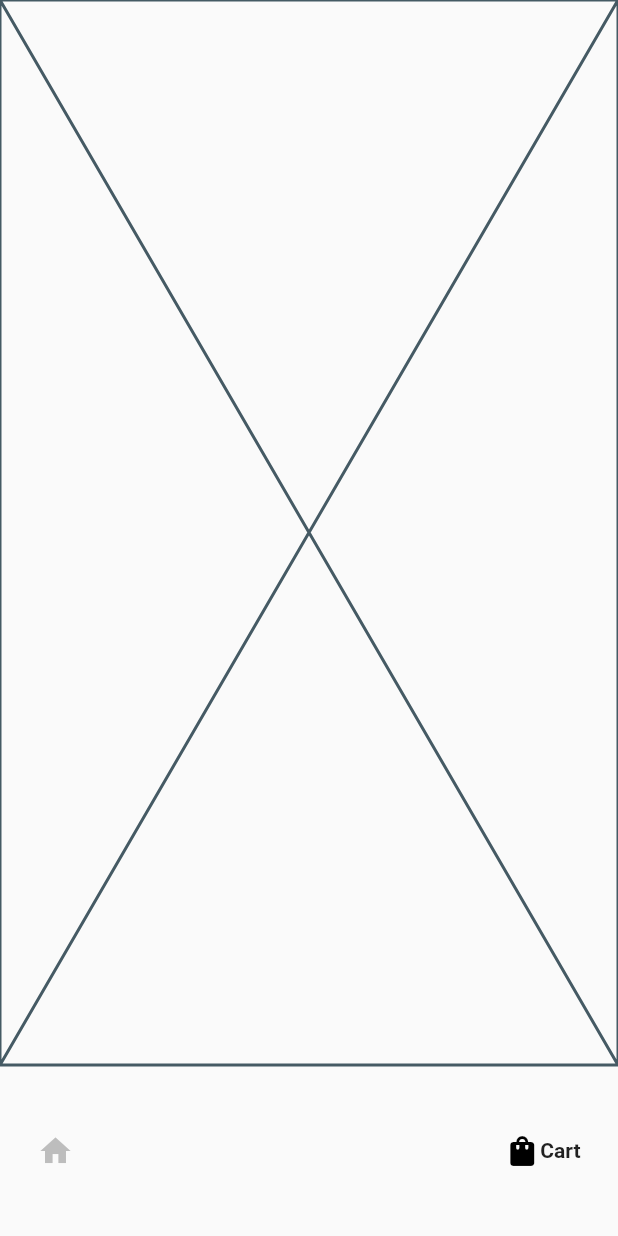
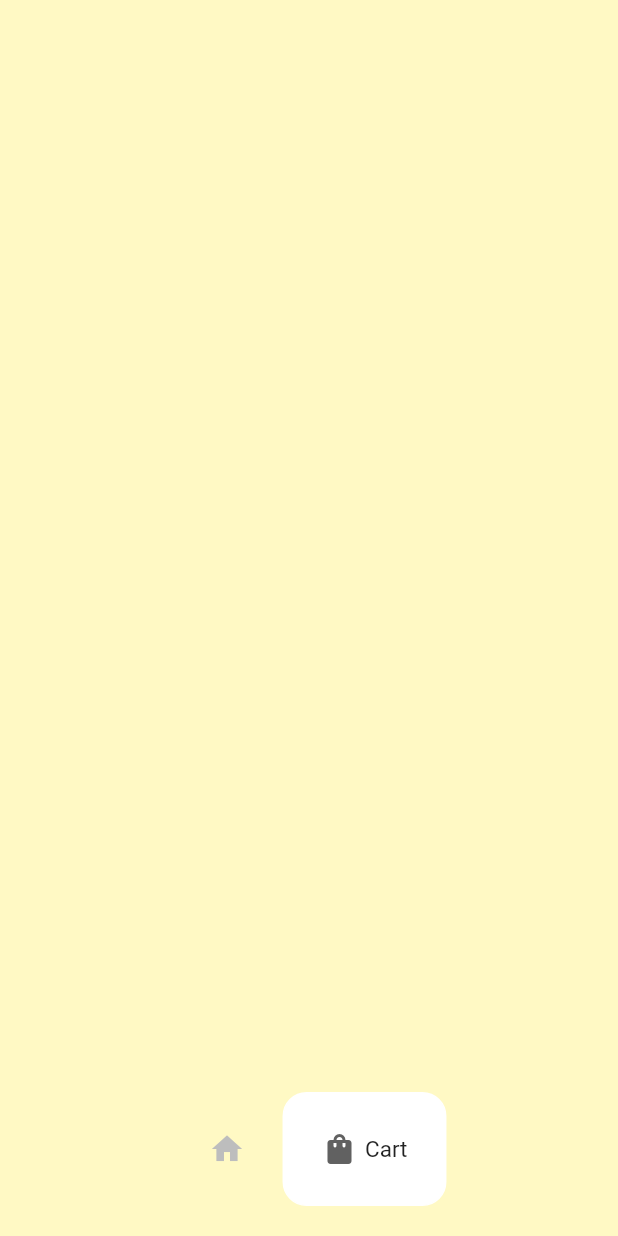
Before and after one commit to Saon00/juice-bar, a Flutter app: the screen it shows after launch, item 2 of the bottom bar chosen, on a phone screen of 412 x 824 dp. Run offline on Flutter 3.47's test engine with Material 2 defaults, Android fonts, the phone set to English and light mode, and no system bars; drawn by our look-alikes of google_nav_bar; our stand-ins replace flutter_svg, google_fonts.

Commit message:
gnav updated

```diff
--- a/lib/screens/cart_screen.dart
+++ b/lib/screens/cart_screen.dart
@@ -1,5 +1,4 @@
-import 'package:flutter/src/widgets/framework.dart';
-import 'package:flutter/src/widgets/placeholder.dart';
+import 'package:flutter/material.dart';
 
 class CartScreen extends StatefulWidget {
   const CartScreen({super.key});
@@ -11,6 +10,8 @@ class CartScreen extends StatefulWidget {
 class _CartScreenState extends State<CartScreen> {
   @override
   Widget build(BuildContext context) {
-    return const Placeholder();
+    return Scaffold(
+      backgroundColor: Colors.yellow.shade100,
+    );
   }
 }
--- a/lib/screens/home_screen.dart
+++ b/lib/screens/home_screen.dart
@@ -10,6 +10,8 @@ class HomeScreen extends StatefulWidget {
 class _HomeScreenState extends State<HomeScreen> {
   @override
   Widget build(BuildContext context) {
-    return const Scaffold();
+    return Scaffold(
+      backgroundColor: Colors.yellow.shade100,
+    );
   }
 }
--- a/lib/screens/main_navbar_screen.dart
+++ b/lib/screens/main_navbar_screen.dart
@@ -1,4 +1,5 @@
 import 'package:flutter/material.dart';
+import 'package:google_fonts/google_fonts.dart';
 import 'package:google_nav_bar/google_nav_bar.dart';
 
 class MainNavBarScreen extends StatelessWidget {
@@ -7,10 +8,19 @@ class MainNavBarScreen extends StatelessWidget {
 
   @override
   Widget build(BuildContext context) {
-    return Padding(
+    return Container(
+      color: Colors.yellow.shade100,
       padding: const EdgeInsets.symmetric(vertical: 20),
       child: GNav(
           color: Colors.grey.shade400,
+          activeColor: Colors.grey.shade700,
+          mainAxisAlignment: MainAxisAlignment.center,
+          tabActiveBorder: Border.all(color: Colors.white),
+          tabBackgroundColor: Colors.white,
+          backgroundColor: Colors.yellow.shade100,
+          tabBorderRadius: 16,
+          gap: 5,
+          textStyle: GoogleFonts.varelaRound(fontSize: 15),
           // onTabChange: (value)=> onTab!(value),
           onTabChange: onTab!,
           //
```
